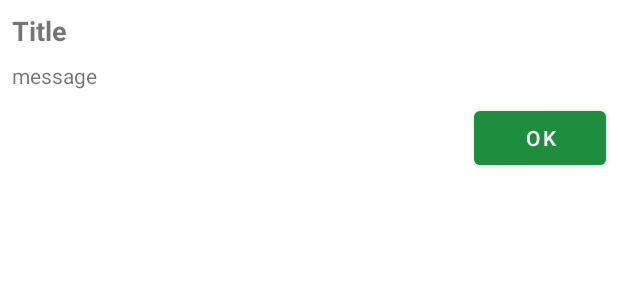
After one commit to auto-ororo/jigokumimi-android, an Android app: the layout fragment_ok_dialog.xml on its own in the app's theme, with its tools: preview values and no code run, on a phone screen of 412 x 824 dp. The commit adds this screen. Shown: the top 300 px of the screen. Run offline under Robolectric (Android 15) with nearby library versions, the phone set to English and light mode, and no system bars.

Commit message:
メッセージダイアログを実装

```diff
--- a/app/src/main/java/com/ororo/auto/jigokumimi/network/SpotifyApiService.kt
+++ b/app/src/main/java/com/ororo/auto/jigokumimi/network/SpotifyApiService.kt
@@ -2,6 +2,7 @@ package com.ororo.auto.jigokumimi.network
 
 import com.squareup.moshi.Moshi
 import com.squareup.moshi.kotlin.reflect.KotlinJsonAdapterFactory
+import retrofit2.Response
 import retrofit2.Retrofit
 import retrofit2.converter.moshi.MoshiConverterFactory
 import retrofit2.http.GET
--- a/app/src/main/java/com/ororo/auto/jigokumimi/repository/SpotifyRepository.kt
+++ b/app/src/main/java/com/ororo/auto/jigokumimi/repository/SpotifyRepository.kt
@@ -6,6 +6,7 @@ import com.ororo.auto.jigokumimi.network.SpotifyApi
 import com.ororo.auto.jigokumimi.network.SpotifyUserResponse
 import kotlinx.coroutines.Dispatchers
 import kotlinx.coroutines.withContext
+import retrofit2.Response
 import timber.log.Timber
 
 class SpotifyRepository(private val database: SongsDatabase) {
@@ -17,7 +18,7 @@ class SpotifyRepository(private val database: SongsDatabase) {
             database.spotifyTokenDao.refresh(DatabaseSpotifyToken(token))
         }
 
-    suspend fun getUserProfile(): SpotifyUserResponse =
+    suspend fun getUserProfile(): SpotifyUserResponse  =
         withContext(Dispatchers.IO) {
             Timber.d("get my spotify is called")
 
--- a/app/src/main/java/com/ororo/auto/jigokumimi/ui/MiniPlayerFragment.kt
+++ b/app/src/main/java/com/ororo/auto/jigokumimi/ui/MiniPlayerFragment.kt
@@ -3,11 +3,9 @@ package com.ororo.auto.jigokumimi.ui
 import android.os.Bundle
 import android.os.Handler
 import android.os.Message
-import android.util.Log
 import android.view.*
 import android.view.GestureDetector.SimpleOnGestureListener
 import android.view.View.GONE
-import android.view.View.OnTouchListener
 import android.widget.SeekBar
 import androidx.databinding.DataBindingUtil
 import androidx.fragment.app.Fragment
@@ -17,8 +15,6 @@ import com.ororo.auto.jigokumimi.R
 import com.ororo.auto.jigokumimi.databinding.FragmentMiniPlayerBinding
 import com.ororo.auto.jigokumimi.viewmodels.SongListViewModel
 import kotlinx.android.synthetic.main.fragment_mini_player.*
-import timber.log.Timber
-import kotlin.math.abs
 
 
 /**
@@ -51,7 +47,6 @@ class MiniPlayerFragment : Fragment() {
             container,
             false
         )
-
 
         binding.lifecycleOwner = viewLifecycleOwner
 
--- /dev/null
+++ b/app/src/main/res/layout/fragment_ok_dialog.xml
@@ -0,0 +1,43 @@
+<?xml version="1.0" encoding="utf-8"?>
+<androidx.constraintlayout.widget.ConstraintLayout
+    xmlns:android="http://schemas.android.com/apk/res/android"
+    xmlns:app="http://schemas.android.com/apk/res-auto"
+    xmlns:tools="http://schemas.android.com/tools"
+    android:layout_width="match_parent"
+    android:layout_height="match_parent">
+
+    <TextView
+        android:id="@+id/title_text"
+        android:layout_width="wrap_content"
+        android:layout_height="wrap_content"
+        android:layout_marginStart="8dp"
+        android:layout_marginTop="8dp"
+        android:textAllCaps="false"
+        android:textSize="18sp"
+        android:textStyle="bold"
+        app:layout_constraintStart_toStartOf="parent"
+        app:layout_constraintTop_toTopOf="parent"
+        tools:text="Title" />
+
+    <TextView
+        android:id="@+id/message_text"
+        android:layout_width="0dp"
+        android:layout_height="wrap_content"
+        android:layout_marginStart="8dp"
+        android:layout_marginTop="8dp"
+        android:layout_marginEnd="8dp"
+        app:layout_constraintEnd_toEndOf="parent"
+        app:layout_constraintStart_toStartOf="parent"
+        app:layout_constraintTop_toBottomOf="@+id/title_text"
+        tools:text="message" />
+
+    <Button
+        android:id="@+id/ok_button"
+        android:layout_width="wrap_content"
+        android:layout_height="wrap_content"
+        android:layout_marginTop="8dp"
+        android:layout_marginEnd="8dp"
+        android:text="@android:string/ok"
+        app:layout_constraintEnd_toEndOf="parent"
+        app:layout_constraintTop_toBottomOf="@+id/message_text" />
+</androidx.constraintlayout.widget.ConstraintLayout>
```
Also changed, not shown: app/src/main/java/com/ororo/auto/jigokumimi/repository/SongsRepository.kt (+2 -10 lines), app/src/main/java/com/ororo/auto/jigokumimi/ui/DetectedSongListFragment.kt (+16 -17 lines), app/src/main/java/com/ororo/auto/jigokumimi/ui/ErrorDialogFragment.kt (added, +37 -0 lines), app/src/main/java/com/ororo/auto/jigokumimi/viewmodels/SongListViewModel.kt (+13 -26 lines).
